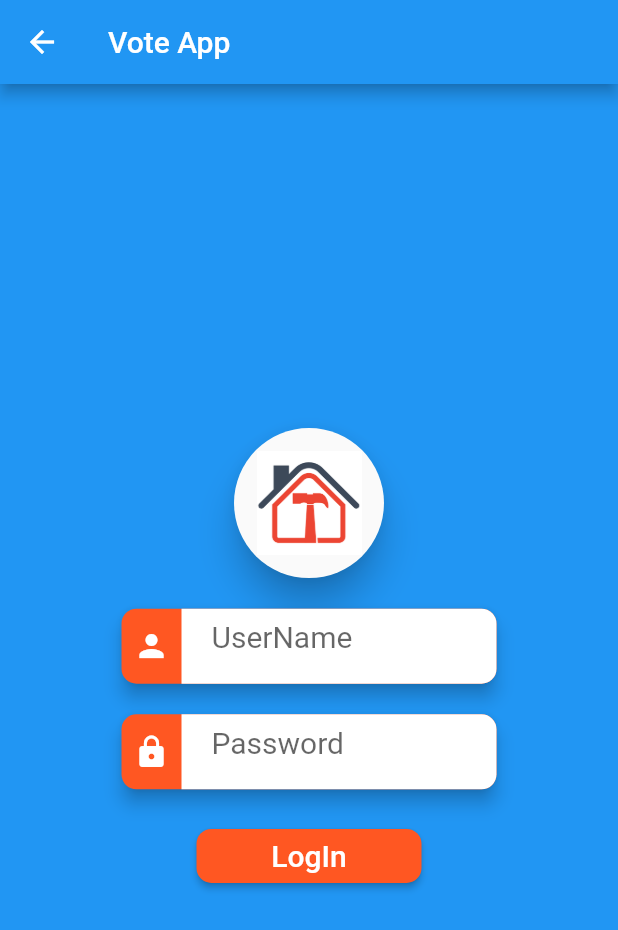
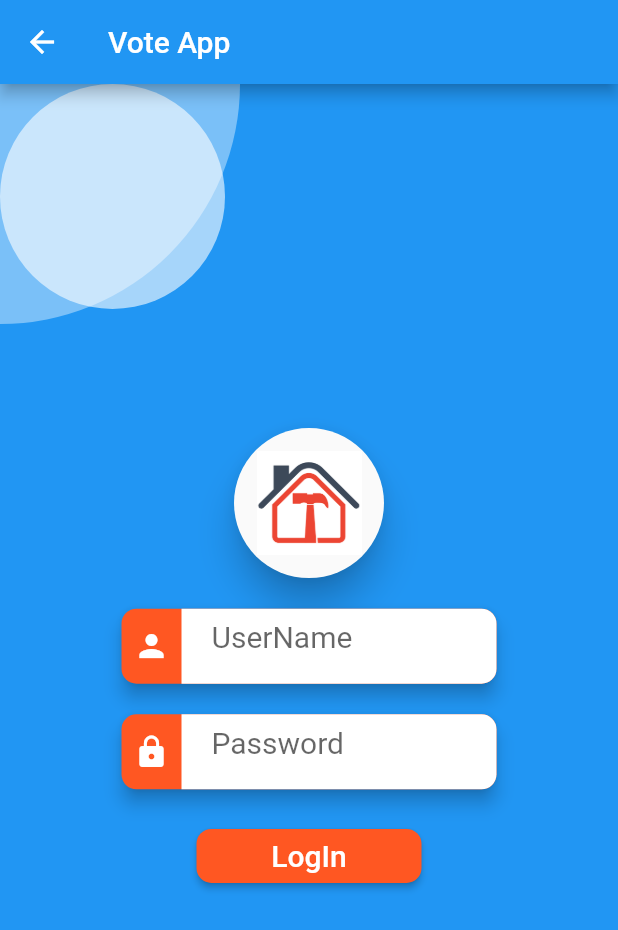
Before and after one commit to m05e5/vote_app, a Flutter app: the LogIn screen opened by its route, on a phone screen of 412 x 824 dp. Shown: the top 930 px of the screen. Run offline on Flutter 3.47's test engine with Material 2 defaults, Android fonts, the phone set to English and light mode, and no system bars; our stand-ins replace charts_flutter.

Commit message:
designing log in page

```diff
--- a/lib/screens/log_in.dart
+++ b/lib/screens/log_in.dart
@@ -18,7 +18,35 @@ class LogIn extends StatelessWidget {
         width: MediaQuery.of(context).size.width,
         height:MediaQuery.of(context).size.height,
         color: Colors.blue,
-        child: Center(
+        child: Stack(
+                children: <Widget>[
+                  Align(
+                    alignment: Alignment.bottomRight,
+                    widthFactor: 0.5,
+                    heightFactor: 0.5,
+                    child: Material(
+                      borderRadius: BorderRadius.all(Radius.circular(160.0)),
+                      color: Color.fromRGBO(255, 255, 255, 0.4),
+                      child: Container(
+                        width: 320,
+                        height: 320,
+                      ),
+                    ),
+                  ),
+                   Align(
+                    alignment: Alignment.bottomRight,
+                    widthFactor: 1.0,
+                    heightFactor: 1.0,
+                    child: Material(
+                      borderRadius: BorderRadius.all(Radius.circular(80.0)),
+                      color: Color.fromRGBO(255, 255, 255, 0.6),
+                      child: Container(
+                        width: 150,
+                        height: 150,
+                      ),
+                    ),
+                  ),
+                  Center(
             child: Container(
 
               width: 400,
@@ -55,6 +83,8 @@ class LogIn extends StatelessWidget {
               ),
             )
             ,),
+                ],
+        ),
 
       ),
     );
```
Lines whose indentation alone changed are shown as unchanged.
